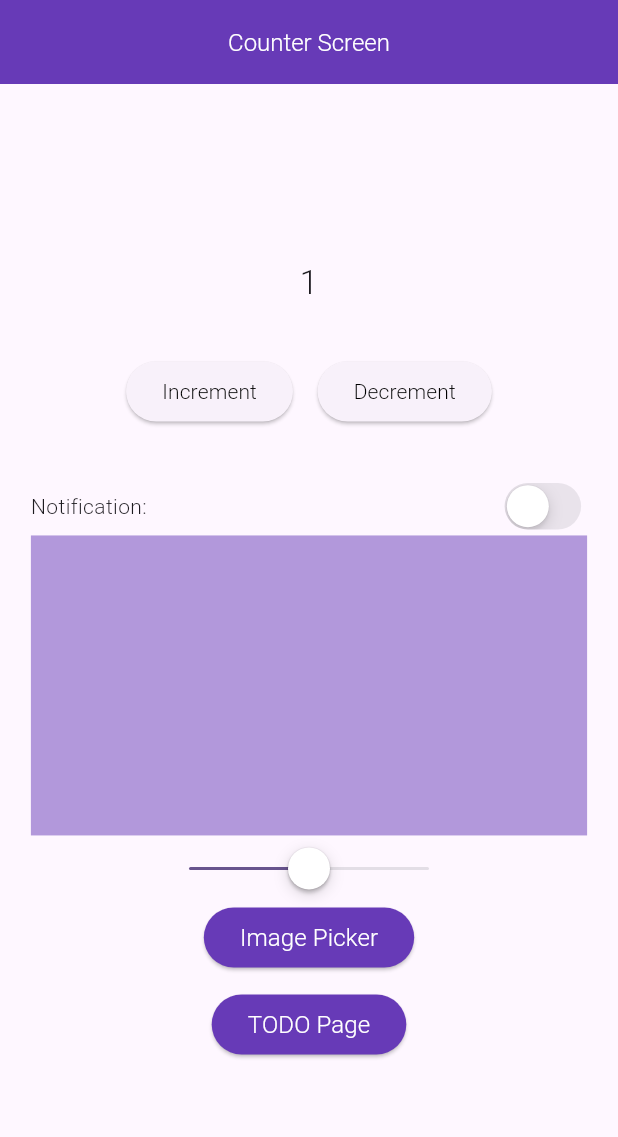
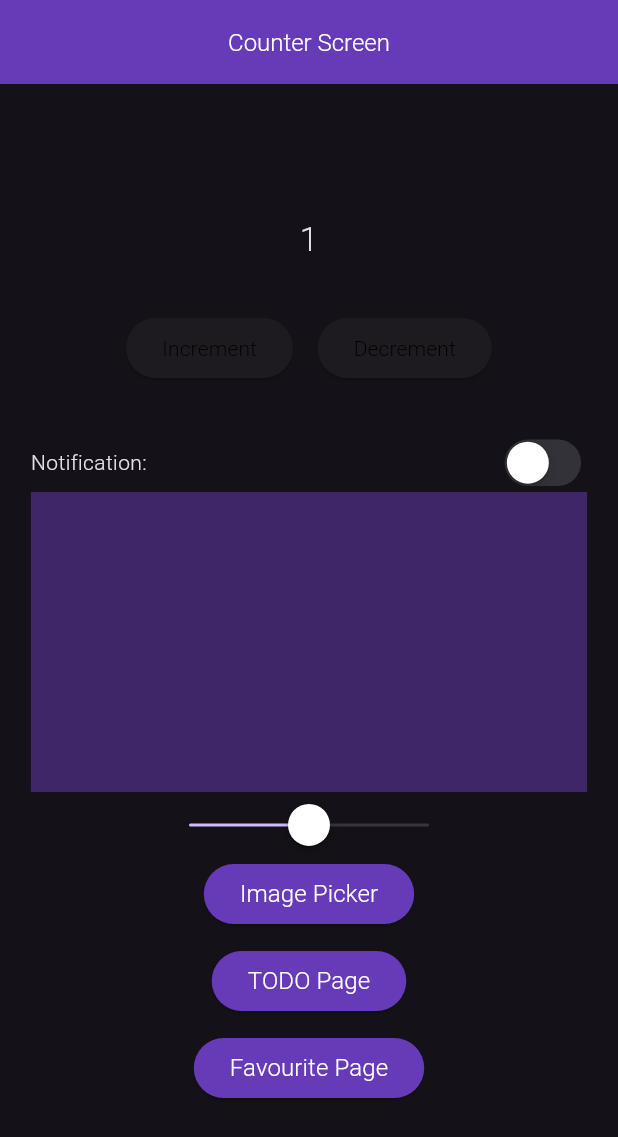
Before and after one commit to AjmianurRahman/Bloc-RoadMap, a Flutter app: the screen it shows after launch, after a tap on "Increment", on a phone screen of 412 x 824 dp. Shown: the top 1137 px of the screen. Run offline on Flutter 3.47's test engine with Material 3 defaults, Android fonts, the phone set to English and light mode, and no system bars; our stand-ins replace bloc, equatable, flutter_bloc, image_picker.

Commit message:
favourite

```diff
--- /dev/null
+++ b/lib/Bloc/favourite/favourite_bloc.dart
@@ -0,0 +1,71 @@
+import 'package:bloc/bloc.dart';
+import 'package:equatable/equatable.dart';
+
+import '../../model/favourite_item_model.dart';
+import '../../repository/favourite_repository.dart';
+
+part 'favourite_event.dart';
+
+part 'favourite_state.dart';
+
+class FavouriteBloc extends Bloc<FavouriteEvent, FavouriteInitial> {
+  List<FavouriteItemModel> favList = [];
+  List<FavouriteItemModel> tempFavList = [];
+  FavouriteRepository favouriteRepository;
+
+  FavouriteBloc(this.favouriteRepository) : super(const FavouriteInitial()) {
+    on<FetchFavItemList>(_fetchList);
+    on<FavouriteItemEvent>(_addFavouriteItem);
+    on<SelectItemEvent>(_selectItem);
+    on<UnSelectItemEvent>(_unselectItem);
+    on<DeleteItemEvent>(_deleteItem);
+  }
+
+  void _fetchList(
+      FetchFavItemList event, Emitter<FavouriteInitial> emit) async {
+    favList = await favouriteRepository.fetchItem();
+    emit(state.copyWith(
+        favItemList: List.from(favList), listStatus: ListStatus.success));
+  }
+
+  void _addFavouriteItem(
+      FavouriteItemEvent event, Emitter<FavouriteInitial> emit) async {
+    final index =
+        favList.indexWhere((element) => element.id == event.itemModel.id);
+    if (event.itemModel.isFavourite) {
+      if (tempFavList.contains(favList[index])) {
+        tempFavList.remove(favList[index]);
+        tempFavList.add(event.itemModel);
+      }
+    } else {
+      if (tempFavList.contains(favList[index])) {
+        tempFavList.remove(favList[index]);
+        tempFavList.add(event.itemModel);
+      }
+    }
+    favList[index] = event.itemModel;
+    emit(state.copyWith(favItemList: List.from(favList), tempFavItemList: List.from(tempFavList)));
+  }
+
+  void _selectItem(
+      SelectItemEvent event, Emitter<FavouriteInitial> emit) async {
+    tempFavList.add(event.itemModel);
+    emit(state.copyWith(tempFavItemList: List.from(tempFavList)));
+  }
+
+  void _unselectItem(
+      UnSelectItemEvent event, Emitter<FavouriteInitial> emit) async {
+    tempFavList.remove(event.itemModel);
+    emit(state.copyWith(tempFavItemList: List.from(tempFavList)));
+  }
+
+  _deleteItem(DeleteItemEvent event, Emitter<FavouriteInitial> emit) {
+    for (int i = 0; i < tempFavList.length; i++) {
+      favList.remove(tempFavList[i]);
+    }
+    tempFavList.clear();
+    emit(state.copyWith(
+        favItemList: List.from(favList),
+        tempFavItemList: List.from(tempFavList)));
+  }
+}
--- /dev/null
+++ b/lib/Bloc/favourite/favourite_event.dart
@@ -0,0 +1,37 @@
+part of 'favourite_bloc.dart';
+
+sealed class FavouriteEvent extends Equatable {
+  const FavouriteEvent();
+
+  @override
+  List<Object> get props => [];
+}
+
+class FetchFavItemList extends FavouriteEvent{}
+
+class FavouriteItemEvent extends FavouriteEvent{
+  FavouriteItemModel itemModel;
+  FavouriteItemEvent({required this.itemModel});
+
+  @override
+  List<Object> get props => [itemModel];
+
+}
+class SelectItemEvent extends FavouriteEvent{
+  FavouriteItemModel itemModel;
+  SelectItemEvent({required this.itemModel});
+
+  @override
+  List<Object> get props => [itemModel];
+}
+class UnSelectItemEvent extends FavouriteEvent{
+  FavouriteItemModel itemModel;
+  UnSelectItemEvent({required this.itemModel});
+
+  @override
+  List<Object> get props => [itemModel];
+}
+
+class DeleteItemEvent extends FavouriteEvent{
+
+}
--- /dev/null
+++ b/lib/Bloc/favourite/favourite_state.dart
@@ -0,0 +1,25 @@
+part of 'favourite_bloc.dart';
+
+
+
+enum ListStatus { loading, success, failure }
+
+ class FavouriteInitial extends Equatable {
+  final List<FavouriteItemModel> favItemList;
+  final List<FavouriteItemModel> tempFavItemList;
+  final ListStatus listStatus;
+
+  const FavouriteInitial(
+      {this.favItemList = const [],this.tempFavItemList = const [], this.listStatus = ListStatus.loading});
+
+  FavouriteInitial copyWith(
+      {List<FavouriteItemModel>? favItemList,List<FavouriteItemModel>? tempFavItemList, ListStatus? listStatus}) {
+    return FavouriteInitial(
+        favItemList: favItemList ?? this.favItemList,
+        tempFavItemList: tempFavItemList ?? this.tempFavItemList,
+        listStatus: listStatus ?? this.listStatus);
+  }
+
+  @override
+  List<Object> get props => [favItemList, listStatus,tempFavItemList];
+}
--- a/lib/Ui/counter_screen.dart
+++ b/lib/Ui/counter_screen.dart
@@ -1,6 +1,7 @@
 import 'package:block_roadmap/Bloc/counter/counter_bloc.dart';
 import 'package:block_roadmap/Bloc/counter/counter_event.dart';
 import 'package:block_roadmap/Bloc/counter/counter_state.dart';
+import 'package:block_roadmap/Bloc/favourite/favourite_screen.dart';
 import 'package:block_roadmap/Bloc/image%20picker/image_picker_screen.dart';
 import 'package:block_roadmap/Bloc/switch%20bloc/switch_bloc.dart';
 import 'package:block_roadmap/Bloc/switch%20bloc/switch_event.dart';
@@ -140,7 +141,7 @@ class _CounterScreenState extends State<CounterScreen> {
                 color: Colors.white,
               ),
             ),
-            SizedBox(height: 10,),
+           const SizedBox(height: 10,),
             ElevatedButton(
               style:
                   ElevatedButton.styleFrom(backgroundColor: Colors.deepPurple),
@@ -156,6 +157,22 @@ class _CounterScreenState extends State<CounterScreen> {
                 color: Colors.white,
               ),
             ),
+            const SizedBox(height: 10,),
+            ElevatedButton(
+              style:
+              ElevatedButton.styleFrom(backgroundColor: Colors.deepPurple),
+              onPressed: () {
+                Navigator.push(
+                    context,
+                    MaterialPageRoute(
+                        builder: (context) => const FavouriteScreen()));
+              },
+              child: const Text300(
+                text: 'Favourite Page',
+                fontSize: 16,
+                color: Colors.white,
+              ),
+            ),
           ],
         ),
       ),
--- a/lib/main.dart
+++ b/lib/main.dart
@@ -1,8 +1,10 @@
 import 'package:block_roadmap/Bloc/counter/counter_bloc.dart';
+import 'package:block_roadmap/Bloc/favourite/favourite_bloc.dart';
 import 'package:block_roadmap/Bloc/image%20picker/image_picker_bloc.dart';
 import 'package:block_roadmap/Bloc/switch%20bloc/switch_bloc.dart';
 import 'package:block_roadmap/Bloc/todo/to_do_bloc.dart';
 import 'package:block_roadmap/Ui/counter_screen.dart';
+import 'package:block_roadmap/repository/favourite_repository.dart';
 import 'package:block_roadmap/utils/image_picker_utils.dart';
 import 'package:flutter/material.dart';
 import 'package:flutter_bloc/flutter_bloc.dart';
@@ -23,12 +25,13 @@
         BlocProvider(create: (context) => SwitchBloc()),
         BlocProvider(create: (context)=> ImagePickerBloc(ImagePickerUtils())),
         BlocProvider(create: (context)=> ToDoBloc()),
+        BlocProvider(create: (context)=> FavouriteBloc(FavouriteRepository()))
       ],
       child: MaterialApp(
         title: 'Flutter Demo',
         theme: ThemeData(
-          colorScheme: ColorScheme.fromSeed(seedColor: Colors.deepPurple),
-          useMaterial3: true,
+          brightness: Brightness.dark,
+           useMaterial3: true,
         ),
         home: const CounterScreen(),
       ),
--- /dev/null
+++ b/lib/model/favourite_item_model.dart
@@ -0,0 +1,30 @@
+import 'package:equatable/equatable.dart';
+
+class FavouriteItemModel extends Equatable {
+  final String id;
+  final String value;
+  final bool isDeleting;
+  final bool isFavourite;
+
+  const FavouriteItemModel({required this.id,
+    required this.value,
+    this.isDeleting = false,
+    this.isFavourite = false});
+
+  FavouriteItemModel copyWith({
+    String? id,
+    String? value,
+    bool? isDeleting,
+    bool? isFavourite}) {
+    return FavouriteItemModel(
+        id: id ?? this.id,
+        value: value ?? this.value,
+        isDeleting: isDeleting ?? this.isDeleting,
+        isFavourite: isFavourite ?? this.isFavourite
+    );
+  }
+
+  @override
+// TODO: implement props
+  List<Object?> get props => [id, value, isFavourite, isDeleting];
+}
--- /dev/null
+++ b/lib/repository/favourite_repository.dart
@@ -0,0 +1,16 @@
+
+
+import 'package:block_roadmap/model/favourite_item_model.dart';
+
+class FavouriteRepository {
+
+  Future<List<FavouriteItemModel>> fetchItem() async{
+    await Future.delayed(const Duration(seconds: 2));
+    return List.of(_generaateList(10));
+  }
+
+  List<FavouriteItemModel> _generaateList(int length){
+    return List.generate(length, (index)=> FavouriteItemModel(id: index.toString(), value: 'Item $index'));
+  }
+
+}
```
Also changed, not shown: lib/Bloc/favourite/favourite_screen.dart (added, +112 -0 lines).
